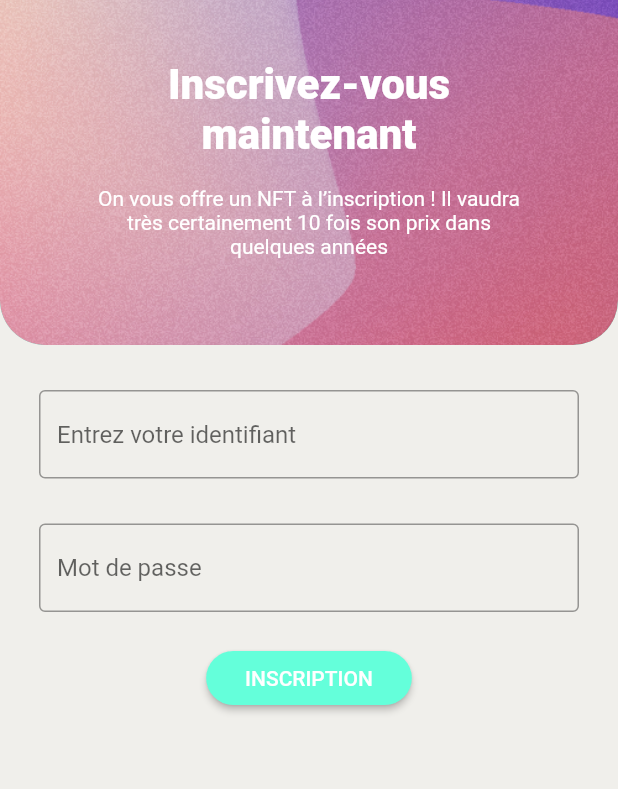
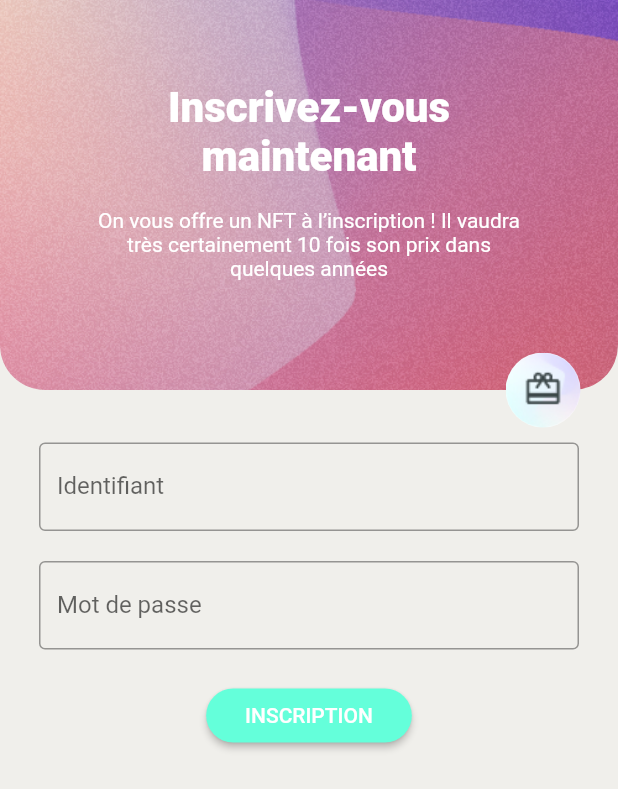
Before and after one commit to E-IckArt/nft-app, a Flutter app: the screen it shows after launch, swiped to page 3, on a phone screen of 412 x 824 dp. Shown: the top 789 px of the screen. Run offline on Flutter 3.47's test engine with Material 2 defaults, Android fonts, the phone set to English and light mode, and no system bars.

```diff
--- a/lib/page_3.dart
+++ b/lib/page_3.dart
@@ -7,11 +7,16 @@ class Page3 extends StatelessWidget {
 
   @override
   Widget build(BuildContext context) {
+    final display = MediaQuery.of(context);
+
     return Column(mainAxisSize: MainAxisSize.max, children: [
+      Stack(
+        clipBehavior: Clip.none,
+        children: <Widget>[
           Container(
               width: double.maxFinite,
+              height: 260,
               decoration: BoxDecoration(
-              color: Colors.tealAccent[200],
                   image: const DecorationImage(
                     image: AssetImage('assets/images/background.jpg'),
                     fit: BoxFit.cover,
@@ -23,12 +28,13 @@ class Page3 extends StatelessWidget {
                     bottomRight: Radius.circular(30),
                   )),
               child: Padding(
-              padding: const EdgeInsets.symmetric(horizontal: 10, vertical: 40),
+                  padding:
+                      const EdgeInsets.symmetric(horizontal: 10, vertical: 55),
                   child: Column(children: [
                     SizedBox(
                       height: 150,
                       width: 300,
-                  child: Column(children: [
+                      child: Column(children: const [
                         Text("Inscrivez-vous maintenant",
                             maxLines: 2,
                             textAlign: TextAlign.center,
@@ -48,8 +54,23 @@ class Page3 extends StatelessWidget {
                       ]),
                     ),
                   ]))),
+          Positioned(
+            bottom: -25,
+            right: 25,
+            child: Container(
+                width: 50.0,
+                height: 50.0,
+                decoration: const BoxDecoration(
+                    image: DecorationImage(
+                      image: AssetImage('assets/images/gift.jpg'),
+                      fit: BoxFit.contain,
+                    ),
+                    borderRadius: BorderRadius.all(Radius.circular(50)))),
+          ),
+        ],
+      ),
       Padding(
-          padding: const EdgeInsets.symmetric(horizontal: 26, vertical: 30),
+          padding: const EdgeInsets.symmetric(horizontal: 26, vertical: 35),
           child: Column(children: [
             Form(
                 child: Column(
@@ -58,6 +79,12 @@ class Page3 extends StatelessWidget {
                 TextFormField(
                   decoration: const InputDecoration(
                     border: OutlineInputBorder(),
+                    focusedBorder: OutlineInputBorder(
+                      borderSide: BorderSide(
+                        color: Colors.tealAccent,
+                      ),
+                    ),
+                    labelText: "Identifiant",
                     hintText: "Entrez votre identifiant",
                   ),
                   validator: (String? value) {
@@ -67,12 +94,18 @@ class Page3 extends StatelessWidget {
                     return null;
                   },
                 ),
-                const SizedBox(height: 30),
+                const SizedBox(height: 20),
                 TextFormField(
                   obscureText: true,
                   decoration: const InputDecoration(
                     border: OutlineInputBorder(),
-                    hintText: "Mot de passe",
+                    focusedBorder: OutlineInputBorder(
+                      borderSide: BorderSide(
+                        color: Colors.tealAccent,
+                      ),
+                    ),
+                    labelText: "Mot de passe",
+                    hintText: "Entrez votre mot de passe",
                   ),
                   validator: (String? value) {
                     if (value == null || value.isEmpty) {
```
Also changed, not shown: assets/images/gift.jpg (added). Lines whose indentation alone changed are shown as unchanged.
